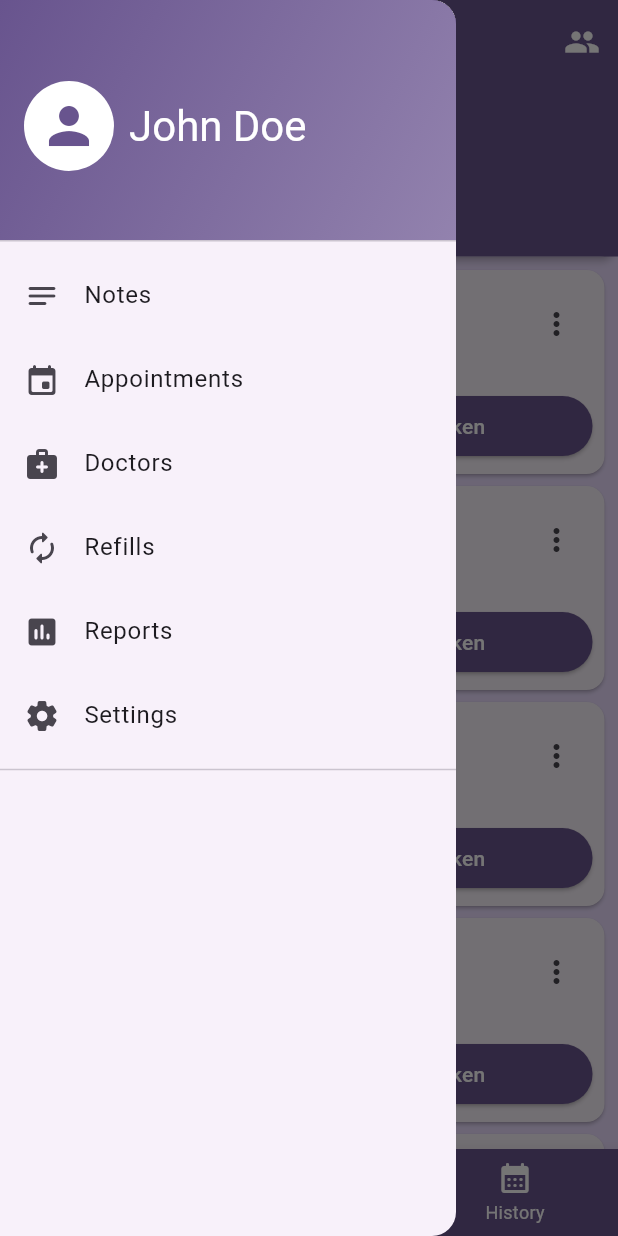
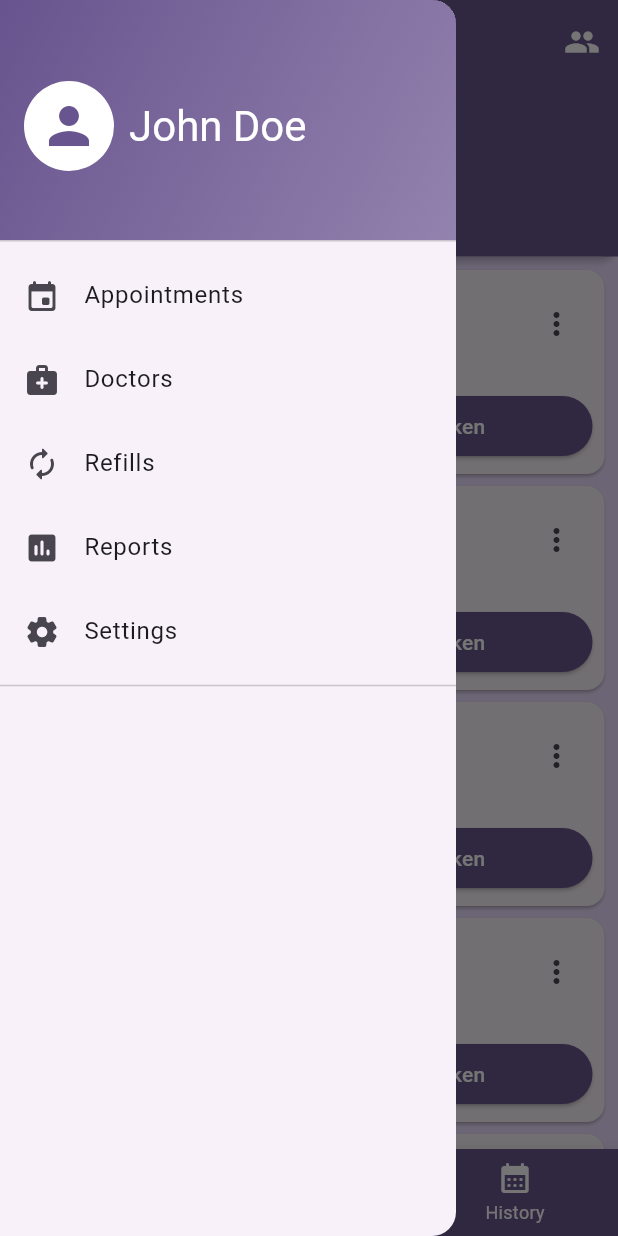
Before and after one commit to Devanand-Sharma/medication-dispenser, a Flutter app: the screen it shows after launch, with the side drawer open, on a phone screen of 412 x 824 dp. Run offline on Flutter 3.47's test engine with Material 3 defaults, Android fonts, the light colour scheme and no system bars; our stand-ins replace calendar_view, gap, simple_circular_progress_bar, table_calendar.

Commit message:
Removed Notes
Signed-off-by: Keeshigan Pirabaharan <kpirabaharan3@gmail.com>

```diff
--- a/lib/main.dart
+++ b/lib/main.dart
@@ -3,7 +3,6 @@ import 'package:flutter/material.dart';
 import 'package:medication_app/screens/appointments.dart';
 import 'package:medication_app/screens/doctors.dart';
 import 'package:medication_app/screens/new_medication.dart';
-import 'package:medication_app/screens/notes.dart';
 import 'package:medication_app/screens/refills.dart';
 import 'package:medication_app/screens/report.dart';
 import 'package:medication_app/screens/settings.dart';
@@ -43,7 +42,6 @@ class MyApp extends StatelessWidget {
         AppointmentsScreen.routeName: (context) => const AppointmentsScreen(),
         DoctorsScreen.routeName: (context) => const DoctorsScreen(),
         NewMedicationScreen.routeName: (context) => const NewMedicationScreen(),
-        NotesScreen.routeName: (context) => const NotesScreen(),
         RefillsScreen.routeName: (context) => const RefillsScreen(),
         ReportScreen.routeName: (context) => const ReportScreen(),
         SettingsScreen.routeName: (context) => const SettingsScreen(),
--- a/lib/widgets/more_drawer.dart
+++ b/lib/widgets/more_drawer.dart
@@ -1,11 +1,6 @@
 import 'package:flutter/material.dart';
 
 final List<Map<String, dynamic>> drawerList = [
-  {
-    'icon': Icons.notes_rounded,
-    'title': 'Notes',
-    'route': '/notes',
-  },
   {
     'icon': Icons.event_rounded,
     'title': 'Appointments',
```
Also changed, not shown: lib/screens/notes.dart (deleted, +0 -17 lines).
